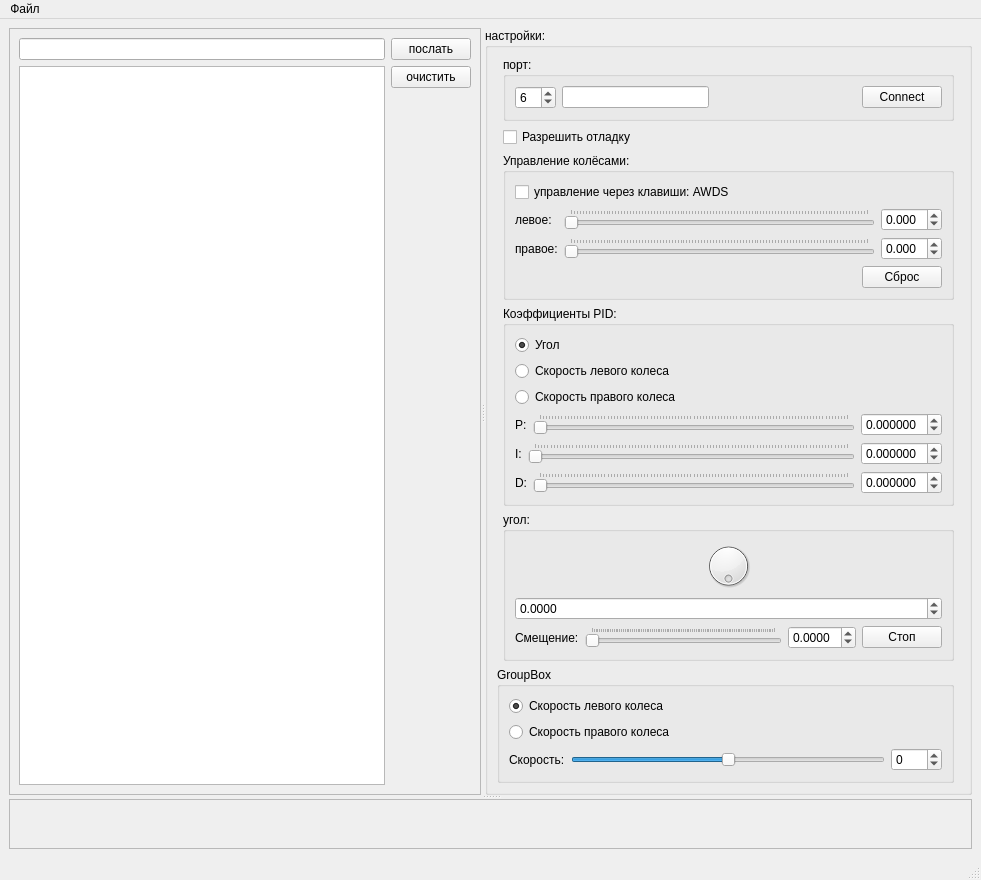
Before: the Qt Designer form python_test/interface/main_window.ui in AlexLexx706/robocar, drawn with Qt 5.
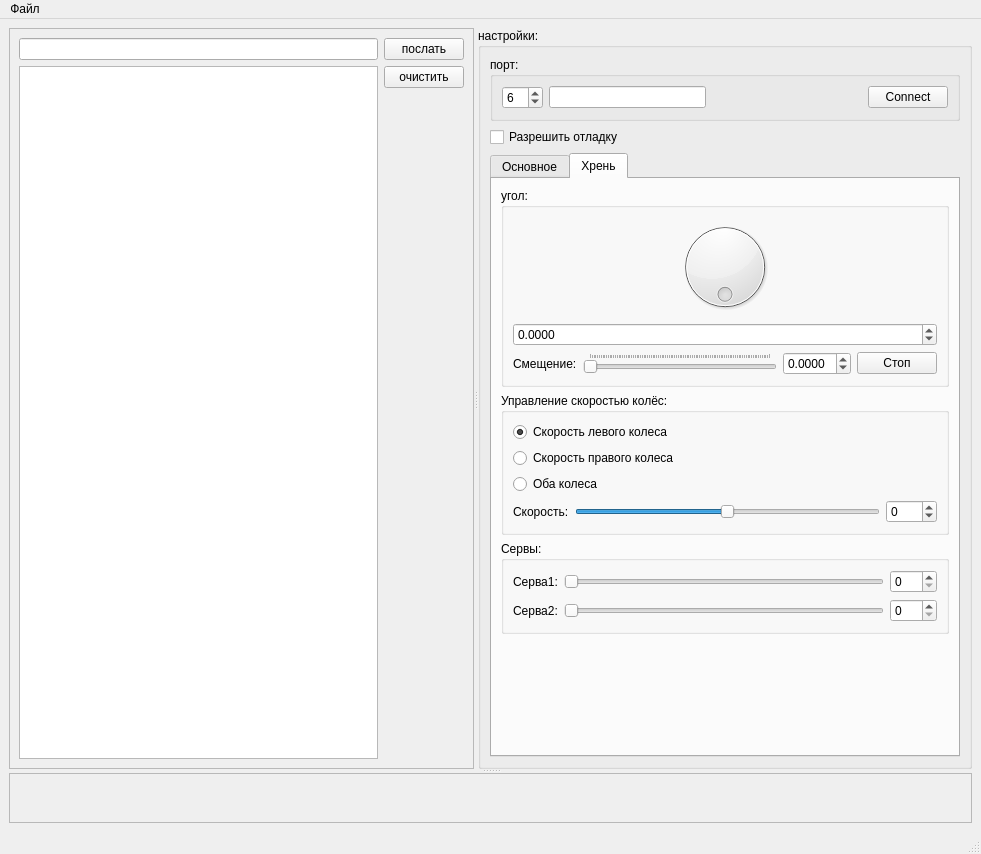
After: the same form once the commit is applied. The open tabs and pages were chosen to show the change.

Commit message: Сделал управление сервами через PWM timer1. Теперь всё очень стабильно

What changed in the file:
```diff
--- a/python_test/interface/main_window.ui
+++ b/python_test/interface/main_window.ui
@@ -7,7 +7,7 @@
     <x>0</x>
     <y>0</y>
     <width>981</width>
-    <height>835</height>
+    <height>854</height>
    </rect>
   </property>
   <property name="windowTitle">
@@ -82,7 +82,70 @@
          <string>настройки:</string>
         </property>
         <layout class="QGridLayout" name="gridLayout">
-         <item row="2" column="1">
+         <item row="0" column="0">
+          <widget class="QGroupBox" name="groupBox">
+           <property name="title">
+            <string>порт:</string>
+           </property>
+           <layout class="QGridLayout" name="gridLayout_2">
+            <item row="0" column="4">
+             <widget class="QPushButton" name="pushButton_connect">
+              <property name="text">
+               <string>Connect</string>
+              </property>
+             </widget>
+            </item>
+            <item row="0" column="1">
+             <widget class="QSpinBox" name="spinBox_port_name">
+              <property name="value">
+               <number>6</number>
+              </property>
+             </widget>
+            </item>
+            <item row="0" column="3">
+             <spacer name="horizontalSpacer">
+              <property name="orientation">
+               <enum>Qt::Horizontal</enum>
+              </property>
+              <property name="sizeHint" stdset="0">
+               <size>
+                <width>40</width>
+                <height>20</height>
+               </size>
+              </property>
+             </spacer>
+            </item>
+            <item row="0" column="2">
+             <widget class="QLineEdit" name="lineEdit_speed">
+              <property name="toolTip">
+               <string>&lt;html&gt;&lt;head/&gt;&lt;body&gt;&lt;p&gt;Speed&lt;/p&gt;&lt;/body&gt;&lt;/html&gt;</string>
+              </property>
+              <property name="inputMask">
+               <string>99999999; </string>
+              </property>
+             </widget>
+            </item>
+           </layout>
+          </widget>
+         </item>
+         <item row="1" column="0">
+          <widget class="QCheckBox" name="checkBox_enable_debug">
+           <property name="text">
+            <string>Разрешить отладку</string>
+           </property>
+          </widget>
+         </item>
+         <item row="2" column="0">
+          <widget class="QTabWidget" name="tabWidget">
+           <property name="currentIndex">
+            <number>0</number>
+           </property>
+           <widget class="QWidget" name="tab">
+            <attribute name="title">
+             <string>Основное</string>
+            </attribute>
+            <layout class="QVBoxLayout" name="verticalLayout_4">
+             <item>
           <widget class="QGroupBox" name="groupBox_4">
            <property name="title">
             <string>Управление колёсами:</string>
@@ -209,7 +272,7 @@
            </layout>
           </widget>
          </item>
-         <item row="5" column="1">
+             <item>
           <widget class="QGroupBox" name="groupBox_2">
            <property name="title">
             <string>Коэффициенты PID:</string>
@@ -377,53 +440,27 @@
            </layout>
           </widget>
          </item>
-         <item row="0" column="1">
-          <widget class="QGroupBox" name="groupBox">
-           <property name="title">
-            <string>порт:</string>
-           </property>
-           <layout class="QGridLayout" name="gridLayout_2">
-            <item row="0" column="4">
-             <widget class="QPushButton" name="pushButton_connect">
-              <property name="text">
-               <string>Connect</string>
-              </property>
-             </widget>
-            </item>
-            <item row="0" column="1">
-             <widget class="QSpinBox" name="spinBox_port_name">
-              <property name="value">
-               <number>6</number>
-              </property>
-             </widget>
-            </item>
-            <item row="0" column="3">
-             <spacer name="horizontalSpacer">
+             <item>
+              <spacer name="verticalSpacer">
               <property name="orientation">
-               <enum>Qt::Horizontal</enum>
+                <enum>Qt::Vertical</enum>
               </property>
               <property name="sizeHint" stdset="0">
                <size>
-                <width>40</width>
-                <height>20</height>
+                 <width>20</width>
+                 <height>40</height>
                </size>
               </property>
              </spacer>
             </item>
-            <item row="0" column="2">
-             <widget class="QLineEdit" name="lineEdit_speed">
-              <property name="toolTip">
-               <string>&lt;html&gt;&lt;head/&gt;&lt;body&gt;&lt;p&gt;Speed&lt;/p&gt;&lt;/body&gt;&lt;/html&gt;</string>
-              </property>
-              <property name="inputMask">
-               <string>99999999; </string>
-              </property>
-             </widget>
-            </item>
-           </layout>
-          </widget>
-         </item>
-         <item row="6" column="1">
+            </layout>
+           </widget>
+           <widget class="QWidget" name="tab_2">
+            <attribute name="title">
+             <string>Хрень</string>
+            </attribute>
+            <layout class="QVBoxLayout" name="verticalLayout_5">
+             <item>
           <widget class="QGroupBox" name="groupBox_3">
            <property name="title">
             <string>угол:</string>
@@ -523,30 +560,10 @@
            </layout>
           </widget>
          </item>
-         <item row="10" column="1" colspan="2">
-          <spacer name="verticalSpacer">
-           <property name="orientation">
-            <enum>Qt::Vertical</enum>
-           </property>
-           <property name="sizeHint" stdset="0">
-            <size>
-             <width>20</width>
-             <height>40</height>
-            </size>
-           </property>
-          </spacer>
-         </item>
-         <item row="1" column="1">
-          <widget class="QCheckBox" name="checkBox_enable_debug">
-           <property name="text">
-            <string>Разрешить отладку</string>
-           </property>
-          </widget>
-         </item>
-         <item row="7" column="0" colspan="2">
+             <item>
           <widget class="QGroupBox" name="groupBox_9">
            <property name="title">
-            <string>GroupBox</string>
+                <string>Управление скоростью колёс:</string>
            </property>
            <layout class="QVBoxLayout" name="verticalLayout_7">
             <item>
@@ -566,6 +583,13 @@
               </property>
              </widget>
             </item>
+                <item>
+                 <widget class="QRadioButton" name="radioButton_wheels_speed">
+                  <property name="text">
+                   <string>Оба колеса</string>
+                  </property>
+                 </widget>
+                </item>
             <item>
              <layout class="QHBoxLayout" name="horizontalLayout_15">
               <item>
@@ -612,6 +636,118 @@
            </layout>
           </widget>
          </item>
+             <item>
+              <widget class="QGroupBox" name="groupBox_10">
+               <property name="title">
+                <string>Сервы:</string>
+               </property>
+               <layout class="QVBoxLayout" name="verticalLayout_8">
+                <item>
+                 <layout class="QHBoxLayout" name="horizontalLayout_16">
+                  <item>
+                   <widget class="QLabel" name="label_18">
+                    <property name="text">
+                     <string>Серва1:</string>
+                    </property>
+                   </widget>
+                  </item>
+                  <item>
+                   <widget class="QSlider" name="horizontalSlider_servo_1">
+                    <property name="minimum">
+                     <number>0</number>
+                    </property>
+                    <property name="maximum">
+                     <number>180</number>
+                    </property>
+                    <property name="pageStep">
+                     <number>10</number>
+                    </property>
+                    <property name="tracking">
+                     <bool>true</bool>
+                    </property>
+                    <property name="orientation">
+                     <enum>Qt::Horizontal</enum>
+                    </property>
+                    <property name="tickPosition">
+                     <enum>QSlider::NoTicks</enum>
+                    </property>
+                   </widget>
+                  </item>
+                  <item>
+                   <widget class="QSpinBox" name="spinBox_servo_1">
+                    <property name="minimum">
+                     <number>0</number>
+                    </property>
+                    <property name="maximum">
+                     <number>180</number>
+                    </property>
+                   </widget>
+                  </item>
+                 </layout>
+                </item>
+                <item>
+                 <layout class="QHBoxLayout" name="horizontalLayout_18">
+                  <item>
+                   <widget class="QLabel" name="label_20">
+                    <property name="text">
+                     <string>Серва2:</string>
+                    </property>
+                   </widget>
+                  </item>
+                  <item>
+                   <widget class="QSlider" name="horizontalSlider_servo_2">
+                    <property name="minimum">
+                     <number>0</number>
+                    </property>
+                    <property name="maximum">
+                     <number>180</number>
+                    </property>
+                    <property name="pageStep">
+                     <number>10</number>
+                    </property>
+                    <property name="tracking">
+                     <bool>true</bool>
+                    </property>
+                    <property name="orientation">
+                     <enum>Qt::Horizontal</enum>
+                    </property>
+                    <property name="tickPosition">
+                     <enum>QSlider::NoTicks</enum>
+                    </property>
+                   </widget>
+                  </item>
+                  <item>
+                   <widget class="QSpinBox" name="spinBox_servo_2">
+                    <property name="minimum">
+                     <number>0</number>
+                    </property>
+                    <property name="maximum">
+                     <number>180</number>
+                    </property>
+                   </widget>
+                  </item>
+                 </layout>
+                </item>
+               </layout>
+              </widget>
+             </item>
+             <item>
+              <spacer name="verticalSpacer_3">
+               <property name="orientation">
+                <enum>Qt::Vertical</enum>
+               </property>
+               <property name="sizeHint" stdset="0">
+                <size>
+                 <width>20</width>
+                 <height>40</height>
+                </size>
+               </property>
+              </spacer>
+             </item>
+            </layout>
+           </widget>
+          </widget>
+         </item>
         </layout>
        </widget>
       </widget>
```
Left out of the diff: 80 changed lines with no effect on the pictures. Lines whose indentation alone changed are shown as unchanged. The commit also changes 8 other files.
